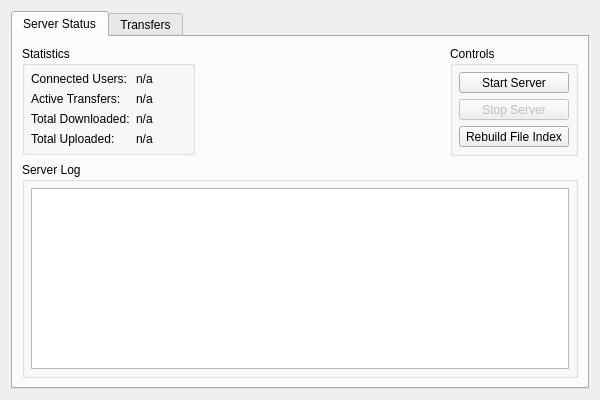
Old version of the form qw_server_gui/QwmMonitorWindow.ui in the repository pcjpnet/qwired-suite.
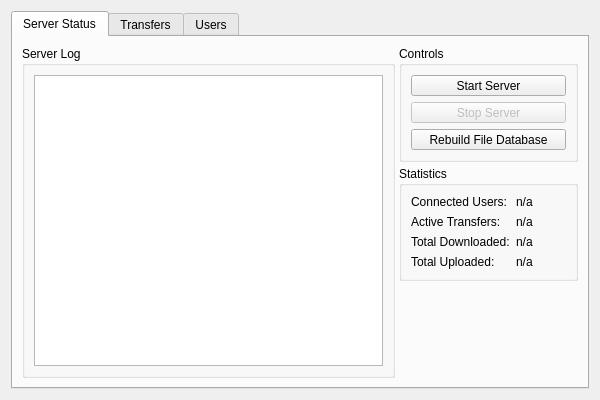
New version of the form. The open tabs and pages were chosen to show the change. Icons and pictures are not drawn.

Diff of the .ui file:
```diff
--- a/qw_server_gui/QwmMonitorWindow.ui
+++ b/qw_server_gui/QwmMonitorWindow.ui
@@ -33,8 +33,139 @@
       <attribute name="title">
        <string>Server Status</string>
       </attribute>
-      <layout class="QGridLayout" name="gridLayout_2">
-       <item row="0" column="0">
+      <layout class="QHBoxLayout" name="horizontalLayout_5">
+       <property name="spacing">
+        <number>4</number>
+       </property>
+       <item>
+        <widget class="QGroupBox" name="groupBox_2">
+         <property name="sizePolicy">
+          <sizepolicy hsizetype="Expanding" vsizetype="Expanding">
+           <horstretch>6</horstretch>
+           <verstretch>0</verstretch>
+          </sizepolicy>
+         </property>
+         <property name="title">
+          <string>Server Log</string>
+         </property>
+         <layout class="QVBoxLayout" name="verticalLayout">
+          <item>
+           <widget class="QTextBrowser" name="fStatsLog"/>
+          </item>
+         </layout>
+        </widget>
+       </item>
+       <item>
+        <layout class="QVBoxLayout" name="verticalLayout_5">
+         <item>
+          <widget class="QGroupBox" name="groupBox_3">
+           <property name="sizePolicy">
+            <sizepolicy hsizetype="Preferred" vsizetype="Preferred">
+             <horstretch>0</horstretch>
+             <verstretch>0</verstretch>
+            </sizepolicy>
+           </property>
+           <property name="title">
+            <string>Controls</string>
+           </property>
+           <layout class="QVBoxLayout" name="verticalLayout_2">
+            <property name="spacing">
+             <number>6</number>
+            </property>
+            <item>
+             <widget class="QToolButton" name="btnStartServer">
+              <property name="sizePolicy">
+               <sizepolicy hsizetype="Expanding" vsizetype="Fixed">
+                <horstretch>0</horstretch>
+                <verstretch>0</verstretch>
+               </sizepolicy>
+              </property>
+              <property name="toolTip">
+               <string>Start the server daemon on the local system.</string>
+              </property>
+              <property name="text">
+               <string>Start Server</string>
+              </property>
+              <property name="icon">
+               <iconset resource="../qw_client/application.qrc">
+                <normaloff>:/icons/16x16/media-playback-start.png</normaloff>:/icons/16x16/media-playback-start.png</iconset>
+              </property>
+              <property name="iconSize">
+               <size>
+                <width>20</width>
+                <height>20</height>
+               </size>
+              </property>
+              <property name="toolButtonStyle">
+               <enum>Qt::ToolButtonTextBesideIcon</enum>
+              </property>
+             </widget>
+            </item>
+            <item>
+             <widget class="QToolButton" name="btnStopServer">
+              <property name="enabled">
+               <bool>false</bool>
+              </property>
+              <property name="sizePolicy">
+               <sizepolicy hsizetype="Expanding" vsizetype="Fixed">
+                <horstretch>0</horstretch>
+                <verstretch>0</verstretch>
+               </sizepolicy>
+              </property>
+              <property name="toolTip">
+               <string>Stop the server daemon on the local system.</string>
+              </property>
+              <property name="text">
+               <string>Stop Server</string>
+              </property>
+              <property name="icon">
+               <iconset resource="../qw_client/application.qrc">
+                <normaloff>:/icons/16x16/media-playback-stop.png</normaloff>:/icons/16x16/media-playback-stop.png</iconset>
+              </property>
+              <property name="iconSize">
+               <size>
+                <width>20</width>
+                <height>20</height>
+               </size>
+              </property>
+              <property name="toolButtonStyle">
+               <enum>Qt::ToolButtonTextBesideIcon</enum>
+              </property>
+             </widget>
+            </item>
+            <item>
+             <widget class="QToolButton" name="btnRebuildIndex">
+              <property name="sizePolicy">
+               <sizepolicy hsizetype="Expanding" vsizetype="Fixed">
+                <horstretch>0</horstretch>
+                <verstretch>0</verstretch>
+               </sizepolicy>
+              </property>
+              <property name="toolTip">
+               <string>Purge and rebuild file index database.</string>
+              </property>
+              <property name="text">
+               <string>Rebuild File Database</string>
+              </property>
+              <property name="icon">
+               <iconset resource="../qw_client/application.qrc">
+                <normaloff>:/icons/16x16/view-refresh.png</normaloff>:/icons/16x16/view-refresh.png</iconset>
+              </property>
+              <property name="iconSize">
+               <size>
+                <width>20</width>
+                <height>20</height>
+               </size>
+              </property>
+              <property name="toolButtonStyle">
+               <enum>Qt::ToolButtonTextBesideIcon</enum>
+              </property>
+             </widget>
+            </item>
+           </layout>
+          </widget>
+         </item>
+         <item>
         <widget class="QGroupBox" name="groupBox">
          <property name="sizePolicy">
           <sizepolicy hsizetype="Preferred" vsizetype="Maximum">
@@ -46,9 +177,6 @@
           <string>Statistics</string>
          </property>
          <layout class="QHBoxLayout" name="horizontalLayout_2">
-          <property name="margin">
-           <number>6</number>
-          </property>
           <item>
            <layout class="QGridLayout" name="gridLayout">
             <item row="0" column="0">
@@ -136,165 +264,22 @@
          </layout>
         </widget>
        </item>
-       <item row="0" column="1">
-        <spacer name="horizontalSpacer">
+         <item>
+          <spacer name="verticalSpacer">
          <property name="orientation">
-          <enum>Qt::Horizontal</enum>
+            <enum>Qt::Vertical</enum>
          </property>
          <property name="sizeHint" stdset="0">
           <size>
-           <width>255</width>
-           <height>20</height>
+             <width>20</width>
+             <height>93</height>
           </size>
          </property>
         </spacer>
        </item>
-       <item row="0" column="2">
-        <widget class="QGroupBox" name="groupBox_3">
-         <property name="sizePolicy">
-          <sizepolicy hsizetype="Preferred" vsizetype="Maximum">
-           <horstretch>0</horstretch>
-           <verstretch>0</verstretch>
-          </sizepolicy>
-         </property>
-         <property name="title">
-          <string>Controls</string>
-         </property>
-         <layout class="QVBoxLayout" name="verticalLayout_2">
-          <property name="spacing">
-           <number>6</number>
-          </property>
-          <property name="margin">
-           <number>6</number>
-          </property>
-          <item>
-           <widget class="QToolButton" name="btnStartServer">
-            <property name="sizePolicy">
-             <sizepolicy hsizetype="Expanding" vsizetype="Fixed">
-              <horstretch>0</horstretch>
-              <verstretch>0</verstretch>
-             </sizepolicy>
-            </property>
-            <property name="toolTip">
-             <string>Start the server daemon on the local system.</string>
-            </property>
-            <property name="text">
-             <string>Start Server</string>
-            </property>
-            <property name="icon">
-             <iconset>
-              <normaloff>:/icons/16x16/media-playback-start.png</normaloff>:/icons/16x16/media-playback-start.png</iconset>
-            </property>
-            <property name="iconSize">
-             <size>
-              <width>20</width>
-              <height>20</height>
-             </size>
-            </property>
-            <property name="toolButtonStyle">
-             <enum>Qt::ToolButtonTextBesideIcon</enum>
-            </property>
-           </widget>
-          </item>
-          <item>
-           <widget class="QToolButton" name="btnStopServer">
-            <property name="enabled">
-             <bool>false</bool>
-            </property>
-            <property name="sizePolicy">
-             <sizepolicy hsizetype="Expanding" vsizetype="Fixed">
-              <horstretch>0</horstretch>
-              <verstretch>0</verstretch>
-             </sizepolicy>
-            </property>
-            <property name="toolTip">
-             <string>Stop the server daemon on the local system.</string>
-            </property>
-            <property name="text">
-             <string>Stop Server</string>
-            </property>
-            <property name="icon">
-             <iconset>
-              <normaloff>:/icons/16x16/media-playback-stop.png</normaloff>:/icons/16x16/media-playback-stop.png</iconset>
-            </property>
-            <property name="iconSize">
-             <size>
-              <width>20</width>
-              <height>20</height>
-             </size>
-            </property>
-            <property name="toolButtonStyle">
-             <enum>Qt::ToolButtonTextBesideIcon</enum>
-            </property>
-           </widget>
-          </item>
-          <item>
-           <widget class="QToolButton" name="btnRebuildIndex">
-            <property name="sizePolicy">
-             <sizepolicy hsizetype="Expanding" vsizetype="Fixed">
-              <horstretch>0</horstretch>
-              <verstretch>0</verstretch>
-             </sizepolicy>
-            </property>
-            <property name="toolTip">
-             <string>Purge and rebuild file index database.</string>
-            </property>
-            <property name="text">
-             <string>Rebuild File Index</string>
-            </property>
-            <property name="icon">
-             <iconset>
-              <normaloff>:/icons/16x16/view-refresh.png</normaloff>:/icons/16x16/view-refresh.png</iconset>
-            </property>
-            <property name="iconSize">
-             <size>
-              <width>20</width>
-              <height>20</height>
-             </size>
-            </property>
-            <property name="toolButtonStyle">
-             <enum>Qt::ToolButtonTextBesideIcon</enum>
-            </property>
-           </widget>
-          </item>
-         </layout>
-        </widget>
+        </layout>
        </item>
-       <item row="1" column="0" colspan="3">
-        <widget class="QGroupBox" name="groupBox_2">
-         <property name="sizePolicy">
-          <sizepolicy hsizetype="Preferred" vsizetype="Expanding">
-           <horstretch>0</horstretch>
-           <verstretch>0</verstretch>
-          </sizepolicy>
-         </property>
-         <property name="title">
-          <string>Server Log</string>
-         </property>
-         <layout class="QVBoxLayout" name="verticalLayout">
-          <property name="margin">
-           <number>6</number>
-          </property>
-          <item>
-           <widget class="QTextBrowser" name="fStatsLog"/>
-          </item>
-         </layout>
-        </widget>
-       </item>
-      </layout>
-      <widget class="QLabel" name="label_2">
-       <property name="geometry">
-        <rect>
-         <x>20</x>
-         <y>15</y>
-         <width>16</width>
-         <height>17</height>
-        </rect>
-       </property>
-       <property name="text">
-        <string/>
-       </property>
-      </widget>
+      </layout>
      </widget>
      <widget class="QWidget" name="tab_4">
       <attribute name="icon">
@@ -304,8 +289,6 @@
       <attribute name="title">
        <string>Transfers</string>
       </attribute>
-      <layout class="QHBoxLayout" name="horizontalLayout_5">
-       <item>
         <layout class="QVBoxLayout" name="verticalLayout_3">
          <item>
           <widget class="QTreeWidget" name="fTransfersList">
@@ -373,8 +356,15 @@
           </layout>
          </item>
         </layout>
-       </item>
-       <item>
+     </widget>
+     <widget class="QWidget" name="tab_2">
+      <attribute name="icon">
+       <iconset resource="../qw_client/application.qrc">
+        <normaloff>:/icons/16x16/system-users.png</normaloff>:/icons/16x16/system-users.png</iconset>
+      </attribute>
+      <attribute name="title">
+       <string>Users</string>
+      </attribute>
         <layout class="QVBoxLayout" name="verticalLayout_4">
          <item>
           <widget class="QListView" name="fTransfersUsers"/>
@@ -420,8 +410,6 @@
           </layout>
          </item>
         </layout>
-       </item>
-      </layout>
      </widget>
     </widget>
    </item>
```
Left out of the diff: 50 changed lines with no effect on the pictures. Lines whose indentation alone changed are shown as unchanged.
